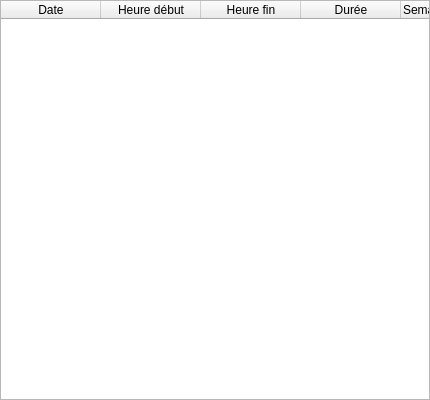
leo-naeka/medintux, file Programmes/MedinTuxTools-QT4/Agenda/c_dlg_plagesdispo.ui: the form before one commit.
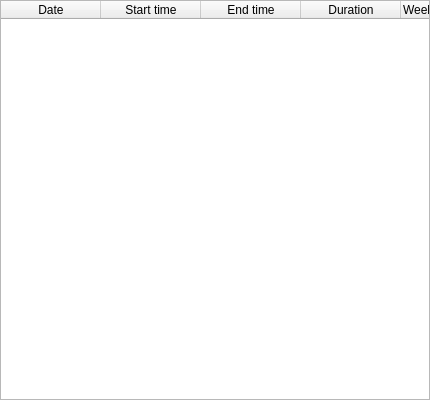
The form after the commit.

Diff of the .ui file:
```diff
--- a/Programmes/MedinTuxTools-QT4/Agenda/c_dlg_plagesdispo.ui
+++ b/Programmes/MedinTuxTools-QT4/Agenda/c_dlg_plagesdispo.ui
@@ -41,7 +41,7 @@
      </column>
      <column>
       <property name="text">
-       <string>Heure début</string>
+       <string>Start time</string>
       </property>
       <property name="textAlignment">
        <set>AlignHCenter|AlignVCenter|AlignCenter</set>
@@ -49,7 +49,7 @@
      </column>
      <column>
       <property name="text">
-       <string>Heure fin</string>
+       <string>End time</string>
       </property>
       <property name="textAlignment">
        <set>AlignHCenter|AlignVCenter|AlignCenter</set>
@@ -57,7 +57,7 @@
      </column>
      <column>
       <property name="text">
-       <string>Durée</string>
+       <string>Duration</string>
       </property>
       <property name="textAlignment">
        <set>AlignHCenter|AlignVCenter|AlignCenter</set>
@@ -65,7 +65,7 @@
      </column>
      <column>
       <property name="text">
-       <string>Semaine</string>
+       <string>Week</string>
       </property>
       <property name="textAlignment">
        <set>AlignLeft|AlignVCenter</set>
@@ -73,7 +73,7 @@
      </column>
      <column>
       <property name="text">
-       <string>DateCachée</string>
+       <string>Hidden date</string>
       </property>
      </column>
     </widget>
```
